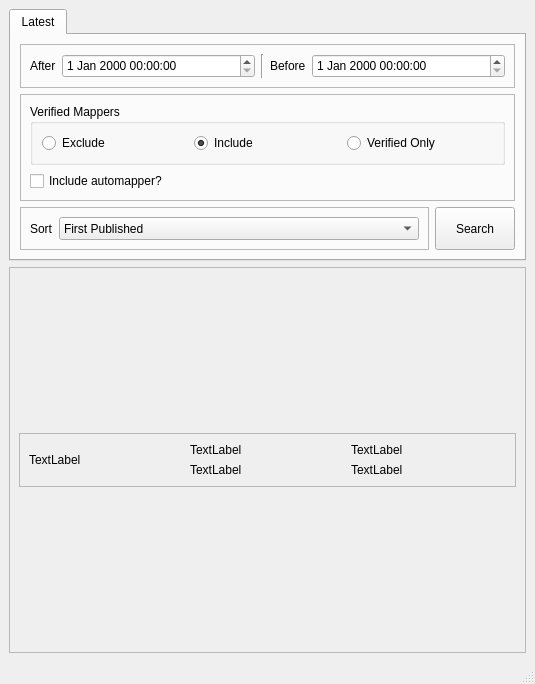
First picture: the form in bsqt/resources/mainwindow.ui, repository isaiahfuller/beat-saber-map-manager-qt, before the edit.
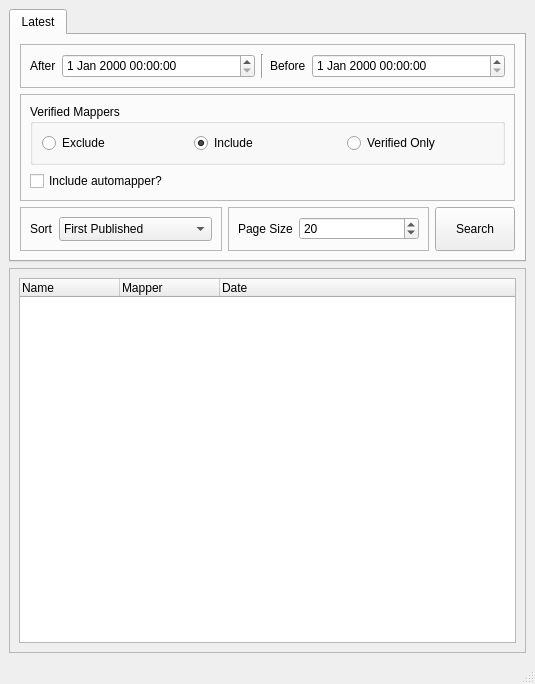
Second picture: the form after the edit.

```diff
--- a/bsqt/resources/mainwindow.ui
+++ b/bsqt/resources/mainwindow.ui
@@ -226,6 +226,44 @@
               </layout>
              </widget>
             </item>
+            <item>
+             <widget class="QFrame" name="frame">
+              <property name="frameShape">
+               <enum>QFrame::Shape::StyledPanel</enum>
+              </property>
+              <property name="frameShadow">
+               <enum>QFrame::Shadow::Raised</enum>
+              </property>
+              <layout class="QHBoxLayout" name="horizontalLayout_2">
+               <item>
+                <widget class="QLabel" name="latest_page_size_label">
+                 <property name="text">
+                  <string>Page Size</string>
+                 </property>
+                </widget>
+               </item>
+               <item>
+                <widget class="QSpinBox" name="latest_page_size">
+                 <property name="sizePolicy">
+                  <sizepolicy hsizetype="Expanding" vsizetype="Fixed">
+                   <horstretch>0</horstretch>
+                   <verstretch>0</verstretch>
+                  </sizepolicy>
+                 </property>
+                 <property name="minimum">
+                  <number>1</number>
+                 </property>
+                 <property name="maximum">
+                  <number>100</number>
+                 </property>
+                 <property name="value">
+                  <number>20</number>
+                 </property>
+                </widget>
+               </item>
+              </layout>
+             </widget>
+            </item>
             <item>
              <widget class="QPushButton" name="latest_search_button">
               <property name="sizePolicy">
@@ -261,64 +299,31 @@
          </property>
          <layout class="QVBoxLayout" name="verticalLayout_2">
           <item>
-           <widget class="QFrame" name="frame_4">
-            <property name="sizePolicy">
-             <sizepolicy hsizetype="Preferred" vsizetype="Fixed">
-              <horstretch>0</horstretch>
-              <verstretch>0</verstretch>
-             </sizepolicy>
+           <widget class="QTreeWidget" name="map_tree">
+            <property name="headerHidden">
+             <bool>false</bool>
             </property>
-            <property name="frameShape">
-             <enum>QFrame::Shape::StyledPanel</enum>
-            </property>
-            <property name="frameShadow">
-             <enum>QFrame::Shadow::Raised</enum>
-            </property>
-            <layout class="QHBoxLayout" name="horizontalLayout_5">
-             <item>
-              <widget class="QLabel" name="map_art_label">
-               <property name="text">
-                <string>TextLabel</string>
-               </property>
-              </widget>
-             </item>
-             <item>
-              <layout class="QVBoxLayout" name="verticalLayout_4">
-               <item>
-                <widget class="QLabel" name="map_title_label">
-                 <property name="text">
-                  <string>TextLabel</string>
-                 </property>
-                </widget>
-               </item>
-               <item>
-                <widget class="QLabel" name="map_mapper_label">
-                 <property name="text">
-                  <string>TextLabel</string>
-                 </property>
-                </widget>
-               </item>
-              </layout>
-             </item>
-             <item>
-              <layout class="QVBoxLayout" name="verticalLayout_5">
-               <item>
-                <widget class="QLabel" name="label_6">
-                 <property name="text">
-                  <string>TextLabel</string>
-                 </property>
-                </widget>
-               </item>
-               <item>
-                <widget class="QLabel" name="label_7">
-                 <property name="text">
-                  <string>TextLabel</string>
-                 </property>
-                </widget>
-               </item>
-              </layout>
-             </item>
-            </layout>
+            <attribute name="headerVisible">
+             <bool>true</bool>
+            </attribute>
+            <attribute name="headerStretchLastSection">
+             <bool>true</bool>
+            </attribute>
+            <column>
+             <property name="text">
+              <string>Name</string>
+             </property>
+            </column>
+            <column>
+             <property name="text">
+              <string>Mapper</string>
+             </property>
+            </column>
+            <column>
+             <property name="text">
+              <string>Date</string>
+             </property>
+            </column>
            </widget>
           </item>
          </layout>
```
